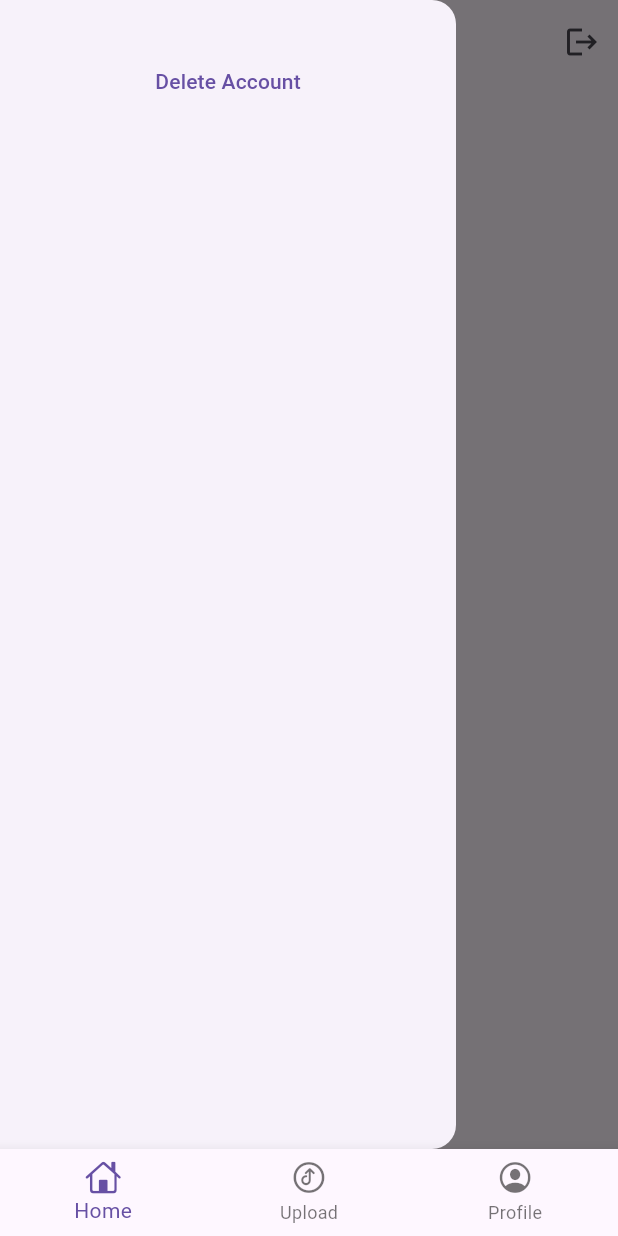
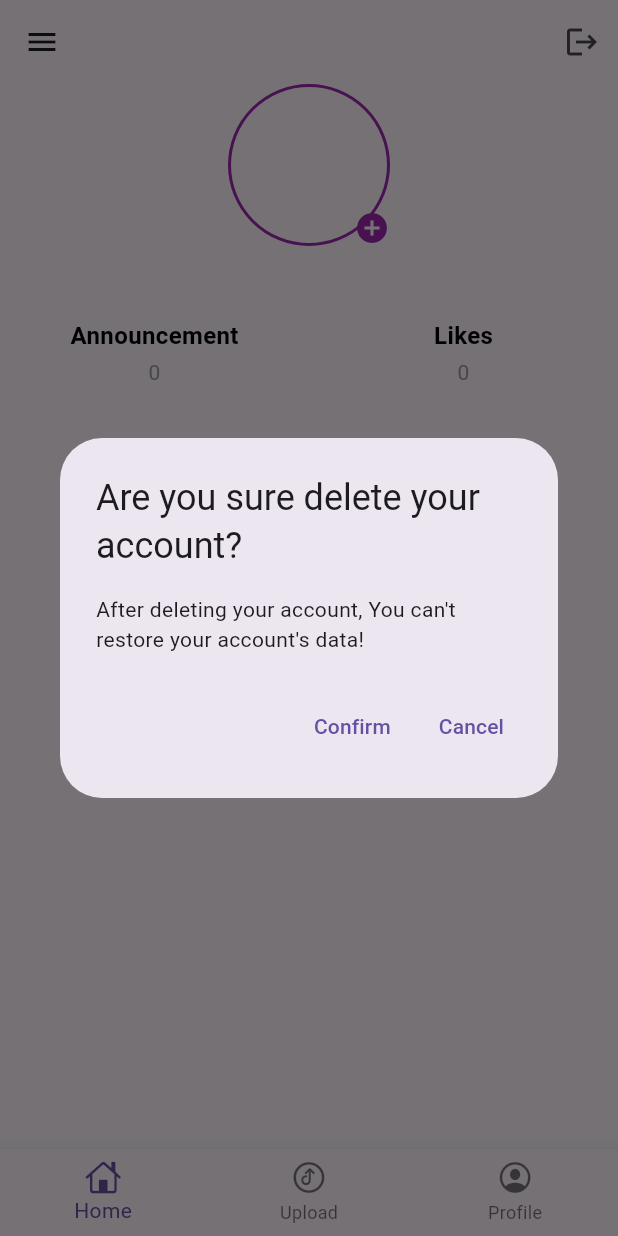
Before and after one commit to Nasibali144/announcement, a Flutter app: the screen it shows once a user with an empty profile is signed in, item 3 of the bottom bar chosen, in the side drawer, after a tap on "Delete Account", on a phone screen of 412 x 824 dp. Run offline on Flutter 3.47's test engine with Material 2 defaults, Android fonts, the phone set to English and light mode, and no system bars; our stand-ins replace cached_network_image, carousel_slider, firebase_analytics, firebase_auth, firebase_core, firebase_crashlytics and 6 more; accounts and stored records are empty; network calls fail.

Commit message:
16 - commit

```diff
--- a/lib/app.dart
+++ b/lib/app.dart
@@ -1,23 +1,28 @@
+import 'package:announcement/presentation/blocs/auth/auth_bloc.dart';
 import 'package:announcement/presentation/screens/main_screen.dart';
 import 'package:announcement/presentation/screens/sign_in_screen.dart';
 import 'package:firebase_auth/firebase_auth.dart';
 import 'package:flutter/material.dart';
+import 'package:flutter_bloc/flutter_bloc.dart';
+
+import 'core/service_locator.dart';
 
 class AnnouncementApp extends StatelessWidget {
   const AnnouncementApp({Key? key}) : super(key: key);
 
-
-
   @override
   Widget build(BuildContext context) {
 
-    return MaterialApp(
+    return MultiBlocProvider(
+      providers: [
+        BlocProvider<AuthBloc>(create: (context) => locator<AuthBloc>()),
+      ],
+      child: MaterialApp(
         theme: ThemeData.light(useMaterial3: true),
         darkTheme: ThemeData.dark(useMaterial3: true),
         themeMode: ThemeMode.light,
         home: StreamBuilder<User?>(
-        stream: FirebaseAuth.instance
-            .authStateChanges(),
+          stream: FirebaseAuth.instance.authStateChanges(),
           builder: (context, snapshot) {
             if(snapshot.hasData && snapshot.data != null) {
               return MainScreen();
@@ -25,6 +30,7 @@ class AnnouncementApp extends StatelessWidget {
             return SignInScreen();
           },
         ),
+      ),
     );
   }
 }
--- a/lib/core/routes.dart
+++ b/lib/core/routes.dart
@@ -26,4 +26,8 @@ sealed class AppRoute {
   static feedToDetail(BuildContext context, Announcement announcement, Category category) {
     Navigator.push(context, MaterialPageRoute(builder: (_) => DetailScreen(announcement: announcement, category: category,)));
   }
+
+  static close(BuildContext context) {
+    Navigator.pop(context);
+  }
 }
--- a/lib/core/service_locator.dart
+++ b/lib/core/service_locator.dart
@@ -18,7 +18,8 @@ Future<void> setupLocator() async {
   locator.registerLazySingleton<DataRepository>(() => DataRepositoryImpl(database: FirebaseDatabase.instance, storage: FirebaseStorage.instance));
 
   /// bloc
+  /// TODO: go to factory all bloc
   locator.registerFactory<AuthBloc>(() => AuthBloc(repository: locator()));
-  locator.registerLazySingleton<AnnouncementBloc>(() => AnnouncementBloc(repository: locator()));
-  locator.registerLazySingleton<DataBloc>(() => DataBloc(dataRepository: locator(), authRepository: locator()));
+  locator.registerFactory<AnnouncementBloc>(() => AnnouncementBloc(repository: locator()));
+  locator.registerFactory<DataBloc>(() => DataBloc(dataRepository: locator(), authRepository: locator()));
 }
--- a/lib/core/utils.dart
+++ b/lib/core/utils.dart
@@ -1,6 +1,9 @@
 import 'dart:io';
 
+import 'package:announcement/core/routes.dart';
+import 'package:announcement/presentation/blocs/auth/auth_bloc.dart';
 import 'package:flutter/material.dart';
+import 'package:flutter_bloc/flutter_bloc.dart';
 import 'package:image_picker/image_picker.dart';
 import 'package:intl/intl.dart';
 
@@ -51,4 +54,74 @@ class Util {
 
     return "${transformer1.format(date)}\n${transformer2.format(date)}";
   }
+
+  static void dialogDeleteAccountInfo({required BuildContext context}) {
+    showDialog(
+      context: context,
+      builder: (dialogContext) {
+        if (Platform.isIOS) {}
+
+        return AlertDialog(
+          title: const Text("Are you sure delete your account?"),
+          content: const Text(
+              "After deleting your account, You can't restore your account's data!"),
+          actions: [
+            TextButton(
+                onPressed: () {
+                  AppRoute.close(dialogContext);
+                  dialogDeleteAccountWithPassword(context: context);
+                },
+                child: const Text("Confirm")),
+            TextButton(
+                onPressed: () {
+                  AppRoute.close(dialogContext);
+                },
+                child: const Text("Cancel")),
+          ],
+        );
+      },
+    );
+  }
+
+  static void dialogDeleteAccountWithPassword({required BuildContext context}) {
+    final passwordController = TextEditingController();
+
+    void deleteAccount(BuildContext closeContext, String password) {
+      if(context.mounted) {
+        AppRoute.close(closeContext);
+        context.read<AuthBloc>().add(AuthDeleteAccountEvent(password));
+      } else {
+        print("Problem with context");
+      }
+    }
+
+    showDialog(
+      context: context,
+      builder: (dialogContext) {
+        if (Platform.isIOS) {
+          // todo: dialog for cupertino design
+        }
+
+        return AlertDialog(
+          title: const Text(
+              "Deleting your account you have to confirm your password!"),
+          content: TextField(
+            controller: passwordController,
+            decoration: const InputDecoration(
+              hintText: "Password",
+            ),
+            onSubmitted: (pwd) => deleteAccount(dialogContext, pwd),
+          ),
+          actions: [
+            TextButton(onPressed: () => deleteAccount(dialogContext, passwordController.text.trim()), child: const Text("Confirm")),
+            TextButton(
+                onPressed: () {
+                  AppRoute.close(dialogContext);
+                },
+                child: const Text("Cancel")),
+          ],
+        );
+      },
+    );
+  }
 }
--- a/lib/presentation/blocs/auth/auth_event.dart
+++ b/lib/presentation/blocs/auth/auth_event.dart
@@ -5,6 +5,6 @@ class AuthEvent with _$AuthEvent {
   const factory AuthEvent.signIn(String email, String password) = AuthSignInEvent;
   const factory AuthEvent.signUp(String username, String email, String password, String prePassword) = AuthSignUpEvent;
   const factory AuthEvent.signOut() = AuthSignOutEvent;
-  const factory AuthEvent.deleteAccount() = AuthDeleteAccountEvent;
+  const factory AuthEvent.deleteAccount(String password) = AuthDeleteAccountEvent;
   const factory AuthEvent.getAccount() = AuthGetAccountEvent;
 }
--- a/lib/presentation/screens/main_screen.dart
+++ b/lib/presentation/screens/main_screen.dart
@@ -14,10 +14,11 @@ import 'package:flutter_bloc/flutter_bloc.dart';
 class MainScreen extends StatelessWidget {
   MainScreen({Key? key}) : super(key: key);
   final PageController screenController = PageController();
-  final bloc = locator.get<AuthBloc>();
+
 
   @override
   Widget build(BuildContext context) {
+    final bloc = context.read<AuthBloc>();
     return BlocListener<AuthBloc, AuthState>(
       bloc: bloc,
       listener: (context, state) {
@@ -34,11 +35,7 @@ class MainScreen extends StatelessWidget {
       child: MultiBlocProvider(
         providers: [
           BlocProvider<AnnouncementBloc>(create: (context) => locator<AnnouncementBloc>()),
-          BlocProvider<DataBloc>(create: (context) {
-            final dataBloc = locator<DataBloc>();
-            dataBloc.add(const DataCategoryEvent());
-            return dataBloc;
-          }),
+          BlocProvider<DataBloc>(create: (context) => locator<DataBloc>()..add(const DataCategoryEvent())),
         ],
         child: Scaffold(
 
@@ -48,7 +45,7 @@ class MainScreen extends StatelessWidget {
             controller: screenController,
             physics: const NeverScrollableScrollPhysics(),
             children: [
-              HomeScreen(),
+              const HomeScreen(),
               UploadScreen(
                 screenController: screenController,
               ),
--- a/lib/presentation/screens/profile_screen.dart
+++ b/lib/presentation/screens/profile_screen.dart
@@ -1,3 +1,4 @@
+import 'package:announcement/core/routes.dart';
 import 'package:announcement/core/service_locator.dart';
 import 'package:announcement/core/utils.dart';
 import 'package:announcement/domain/repositories/auth_repository.dart';
@@ -6,16 +7,16 @@ import 'package:announcement/presentation/blocs/data/data_bloc.dart';
 import 'package:flutter/foundation.dart';
 import 'package:flutter/material.dart';
 import 'package:flutter_bloc/flutter_bloc.dart';
-
 import 'home_screen.dart';
 
 class ProfileScreen extends StatelessWidget {
-  ProfileScreen({Key? key}) : super(key: key);
-  final bloc = locator.get<AuthBloc>()..add(const AuthGetAccountEvent());
-  final dataBloc = locator.get<DataBloc>()/*..add(DataMyEvent(locator.get<AuthRepository>().user!.uid))*/;
+  const ProfileScreen({Key? key}) : super(key: key);
 
   @override
   Widget build(BuildContext context) {
+    final bloc = context.read<AuthBloc>()..add(const AuthGetAccountEvent());
+    final dataBloc = context.read<DataBloc>()..add(DataMyEvent(locator.get<AuthRepository>().user!.uid));
+
     return Scaffold(
       /// appbar
       appBar: AppBar(
@@ -49,7 +50,10 @@ class ProfileScreen extends StatelessWidget {
             Padding(
               padding: const EdgeInsets.symmetric(horizontal: 20, vertical: 30),
               child: TextButton(
-                onPressed: () => bloc.add(const AuthDeleteAccountEvent()),
+                onPressed: () {
+                  AppRoute.close(context);
+                  Util.dialogDeleteAccountInfo(context: context);
+                },
                 child: const Text("Delete Account"),
               ),
             )
@@ -57,12 +61,13 @@ class ProfileScreen extends StatelessWidget {
         ),
       ),
 
+      /// body
       body: Column(
         children: [
           BlocBuilder<AuthBloc, AuthState>(
             bloc: bloc,
             builder: (context, state) {
-              if(state is AuthSuccessState) {
+              if(state is AuthSuccessState && state.user != null) {
                 final user = state.user!;
                 return Column(
                   children: [
@@ -205,7 +210,7 @@ class ProfileScreen extends StatelessWidget {
                                   ),
                                   color: Colors.purple),
                               child: Text(
-                                "Posts",
+                                "Announcement",
                                 style: Theme.of(context).textTheme.bodyLarge,
                               ),
                             ),
@@ -216,7 +221,7 @@ class ProfileScreen extends StatelessWidget {
                               height: 50,
                               width: MediaQuery.sizeOf(context).width / 3,
                               child: Text(
-                                "Followers",
+                                "Likes",
                                 style: Theme.of(context).textTheme.bodyLarge,
                               ),
                             ),
@@ -226,6 +231,14 @@ class ProfileScreen extends StatelessWidget {
                     ),
                     const SizedBox(height: 5),
                   ],
+                );
+              }
+
+              if(state is AuthLoadingState) {
+                return const Expanded(
+                  child: Center(
+                    child: CircularProgressIndicator(),
+                  ),
                 );
               }
 
@@ -256,11 +269,6 @@ class ProfileScreen extends StatelessWidget {
                 );
               }
 
-              if (state.status == DataStatus.loading) {
-                return const Center(
-                  child: CircularProgressIndicator(),
-                );
-              }
 
               return const SizedBox.shrink();
             },
```
Also changed, not shown: lib/domain/repositories/auth_repository.dart (+22 -8 lines), lib/presentation/blocs/auth/auth_bloc.dart (+20 -6 lines), lib/presentation/screens/sign_in_screen.dart (+4 -4 lines), lib/presentation/screens/sign_up_screen.dart (+4 -4 lines), lib/presentation/blocs/auth/auth_bloc.freezed.dart. Lines whose indentation alone changed are shown as unchanged.
